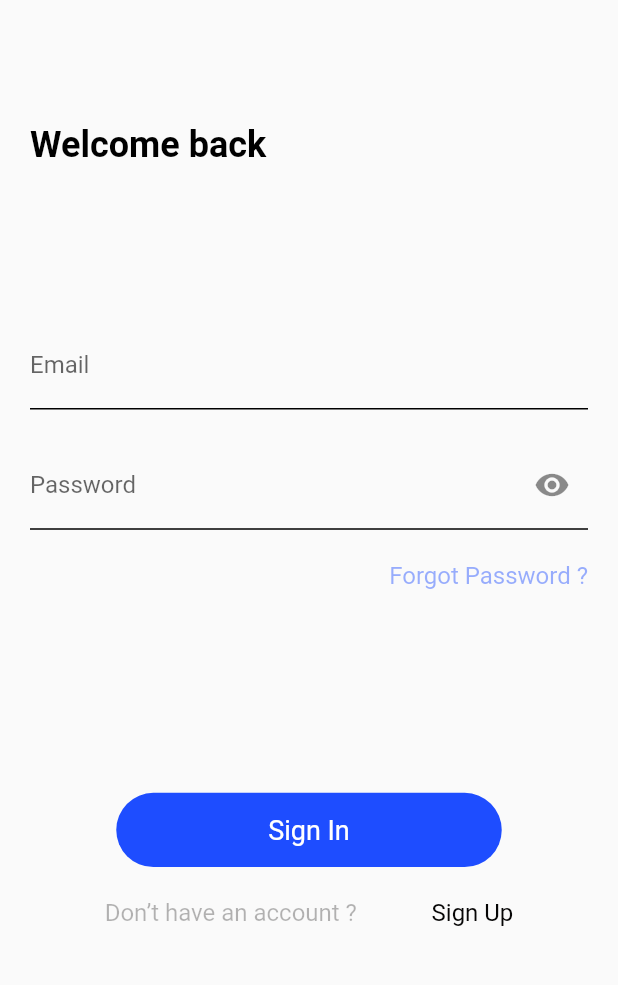
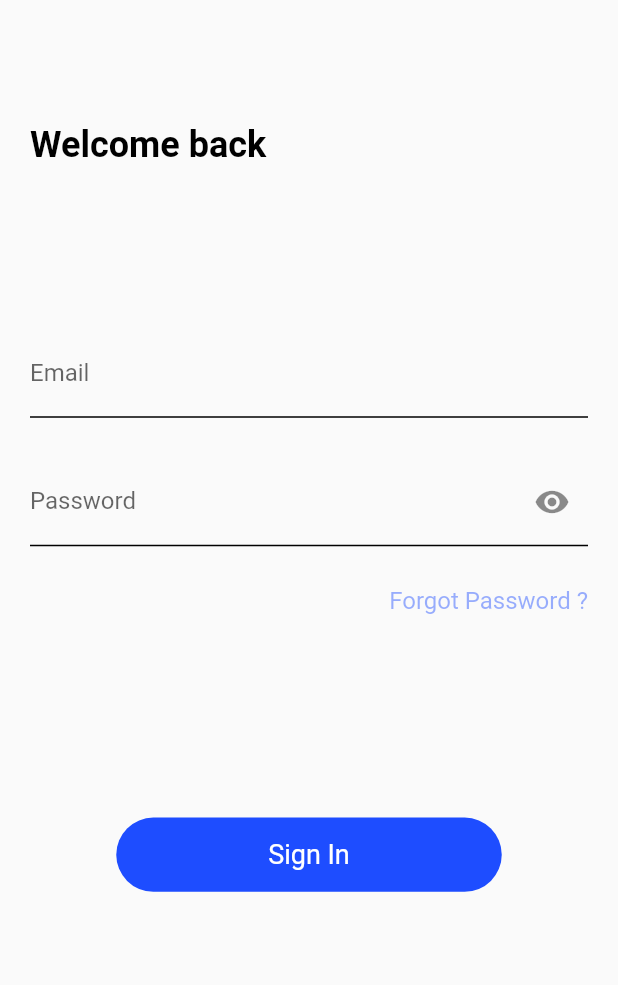
Before and after one commit to dalijardak/Lenus, a Flutter app: the screen it shows after launch, after a tap on an icon or button, on a phone screen of 412 x 824 dp, the part 247-1232 px from its top. Run offline on Flutter 3.47's test engine with Material 2 defaults, Android fonts, the light colour scheme and no system bars; our stand-ins replace carousel_slider, flutter_icons, material_design_icons_flutter, percent_indicator.

Commit message:
some modifications

```diff
--- a/lib/screens/sign_in.dart
+++ b/lib/screens/sign_in.dart
@@ -103,7 +103,7 @@ class _LoginPageState extends State<LoginPage> {
                   Form(
                     key: _formKey,
                     child: Container(
-                      height: getY(context) * 0.22,
+                      height: getY(context) * 0.24,
                       child: Column(
                         mainAxisAlignment: MainAxisAlignment.spaceEvenly,
                         children: [
@@ -217,37 +217,6 @@ class _LoginPageState extends State<LoginPage> {
                             ),
                           ),
                   ),
-                  Padding(
-                    padding: EdgeInsets.only(top: 10),
-                    child: Container(
-                      height: getY(context) * 0.05,
-                      child: Row(
-                        mainAxisAlignment: MainAxisAlignment.spaceEvenly,
-                        children: [
-                          new Text(
-                            "Don’t have an account ?",
-                            style: TextStyle(
-                              fontFamily: "Roboto",
-                              fontSize: 16,
-                              color: Color(0xff070606).withOpacity(0.30),
-                            ),
-                          ),
-                          InkWell(
-                            onTap: () =>
-                                Navigator.pushNamed(context, "/SignUp"),
-                            child: new Text(
-                              "Sign Up",
-                              style: TextStyle(
-                                fontFamily: "Roboto",
-                                fontSize: 16,
-                                color: Color(0xff070606),
-                              ),
-                            ),
-                          )
-                        ],
-                      ),
-                    ),
-                  )
                 ],
               ),
             ),
--- a/lib/screens/sign_up.dart
+++ b/lib/screens/sign_up.dart
@@ -140,7 +140,7 @@ class _SignUpPageState extends State<SignUpPage> {
                           ),
                           TextFormField(
                             controller: emailController,
-                            obscureText: isVisible,
+                            keyboardType: TextInputType.emailAddress,
                             decoration: InputDecoration(
                               labelText: "Email",
                               enabledBorder: UnderlineInputBorder(
@@ -158,6 +158,7 @@ class _SignUpPageState extends State<SignUpPage> {
                           ),
                           TextFormField(
                             controller: passwordController,
+                            keyboardType: TextInputType.visiblePassword,
                             obscureText: isVisible,
                             decoration: InputDecoration(
                               labelText: " Password",
@@ -186,6 +187,7 @@ class _SignUpPageState extends State<SignUpPage> {
                           ),
                           TextFormField(
                             controller: confirmPasswordController,
+                            keyboardType: TextInputType.visiblePassword,
                             decoration: InputDecoration(
                               suffixIcon: IconButton(
                                 icon: isVisible
--- a/pubspec.yaml
+++ b/pubspec.yaml
@@ -15,7 +15,7 @@ publish_to: 'none' # Remove this line if you wish to publish to pub.dev
 # In iOS, build-name is used as CFBundleShortVersionString while build-number used as CFBundleVersion.
 # Read more about iOS versioning at
 # https://developer.apple.com/library/archive/documentation/General/Reference/InfoPlistKeyReference/Articles/CoreFoundationKeys.html
-version: 1.0.0+1
+version: 1.0.0+2
 
 environment:
   sdk: ">=2.7.0 <3.0.0"
```
Also changed, not shown: lib/screens/home_page.dart (+9 -7 lines), pubspec.lock, 1 other file.
